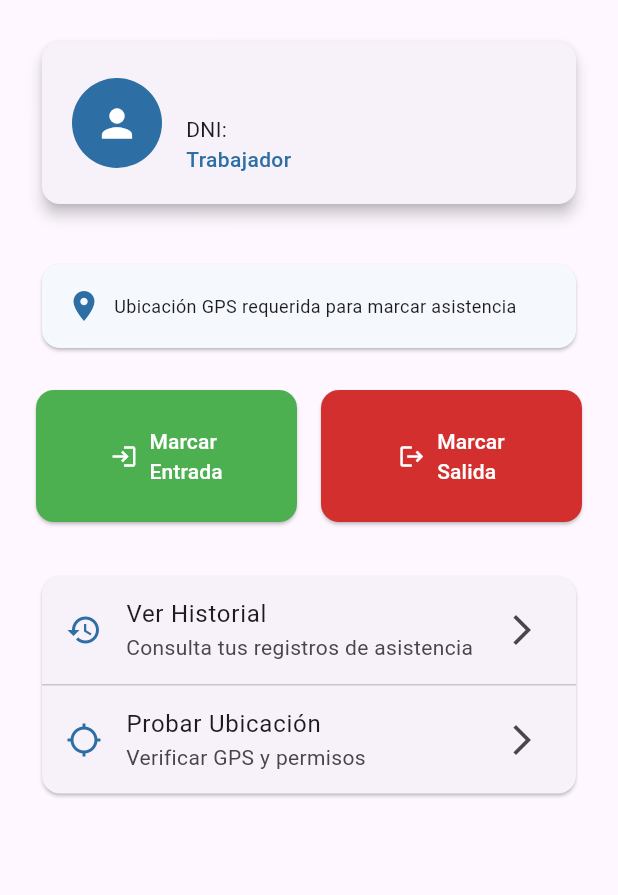
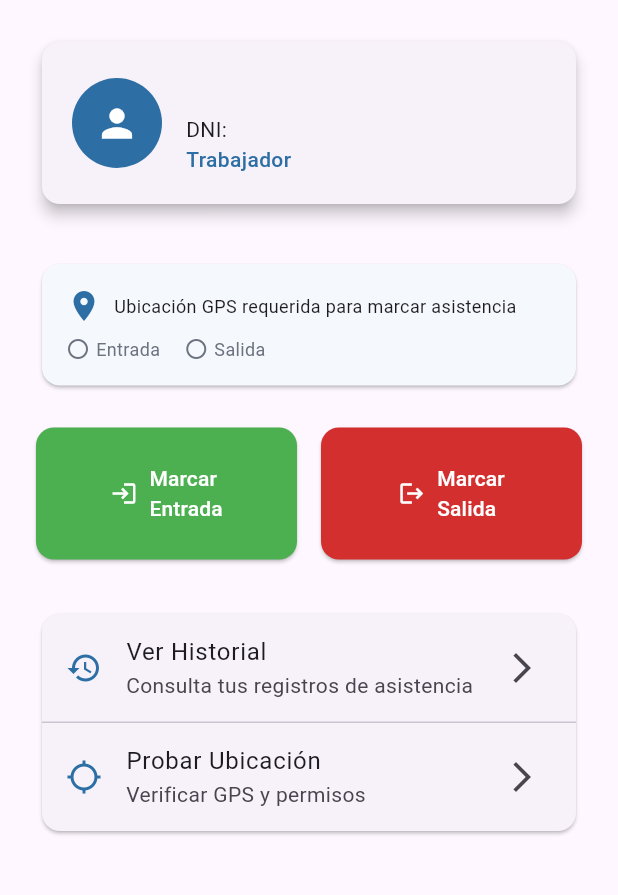
Before and after one commit to otherprogrammer/Sistema-de-asistencias-via-GPS, a Flutter app: the screen it shows once a user with an empty profile is signed in, after a tap on the "logout" icon, on a phone screen of 412 x 824 dp, the part 84-979 px from its top. Run offline on Flutter 3.47's test engine with Material 3 defaults, Android fonts, the phone set to English and light mode, and no system bars; our stand-ins replace cloud_firestore, firebase_auth, firebase_core, geolocator, shared_preferences; accounts and stored records are empty.

Commit message:
Reestricciones al marcar asistencia(una por día y primero marcar entrada que salida

```diff
--- a/lib/screens/worker/worker_home_screen.dart
+++ b/lib/screens/worker/worker_home_screen.dart
@@ -18,6 +18,44 @@ class _WorkerHomeScreenState extends State<WorkerHomeScreen> {
   final LocationService _locationService = LocationService();
   final AttendanceService _attendanceService = AttendanceService();
   bool _isProcessingLocation = false;
+  bool _hasCheckedInToday = false;
+  bool _hasCheckedOutToday = false;
+  bool _isLoadingStatus = true;
+
+  @override
+  void initState() {
+    super.initState();
+    _checkTodayAttendanceStatus();
+  }
+
+
+  /// Verificar estado de asistencia de hoy
+  Future<void> _checkTodayAttendanceStatus() async {
+    setState(() {
+      _isLoadingStatus = true;
+    });
+
+    try {
+      final authService = context.read<AuthService>();
+      final user = authService.currentUser;
+
+      if (user != null) {
+        bool hasCheckIn = await _attendanceService.hasCheckedInToday(user.uid);
+        bool hasCheckOut = await _attendanceService.hasCheckedOutToday(user.uid);
+
+        setState(() {
+          _hasCheckedInToday = hasCheckIn;
+          _hasCheckedOutToday = hasCheckOut;
+          _isLoadingStatus = false;
+        });
+      }
+    } catch (e) {
+      print('Error checking attendance status: $e');
+      setState(() {
+        _isLoadingStatus = false;
+      });
+    }
+  }
 
   @override
   Widget build(BuildContext context) {
@@ -92,12 +130,14 @@ class _WorkerHomeScreenState extends State<WorkerHomeScreen> {
 
                 const SizedBox(height: 32),
 
-                // Location status indicator
+                // Location status indicator con estado de asistencia
                 Card(
                   color: AppColors.background,
                   child: Padding(
                     padding: const EdgeInsets.all(16.0),
-                    child: Row(
+                    child: Column(
+                      children: [
+                        Row(
                           children: [
                             Icon(
                               Icons.location_on,
@@ -110,17 +150,23 @@ class _WorkerHomeScreenState extends State<WorkerHomeScreen> {
                             ),
                           ],
                         ),
+                        if (!_isLoadingStatus) ...[
+                          const SizedBox(height: 8),
+                          _buildAttendanceStatus(),
+                        ],
+                      ],
+                    ),
                   ),
                 ),
 
                 const SizedBox(height: 24),
 
-                // Check-in/out buttons
+                // Check-in/out buttons con validaciones
                 Row(
                   children: [
                     Expanded(
                       child: ElevatedButton.icon(
-                        onPressed: _isProcessingLocation
+                        onPressed: (_isProcessingLocation || _isLoadingStatus || _hasCheckedInToday)
                             ? null
                             : () => _handleMarkAttendance(context, 'entrada'),
                         icon: _isProcessingLocation
@@ -129,11 +175,11 @@ class _WorkerHomeScreenState extends State<WorkerHomeScreen> {
                                 height: 16,
                                 child: CircularProgressIndicator(strokeWidth: 2),
                               )
-                            : const Icon(Icons.login),
-                        label: const Text('Marcar\nEntrada'),
+                            : Icon(_hasCheckedInToday ? Icons.check : Icons.login),
+                        label: Text(_hasCheckedInToday ? 'Entrada\nRegistrada' : 'Marcar\nEntrada'),
                         style: ElevatedButton.styleFrom(
                           padding: const EdgeInsets.all(24),
-                          backgroundColor: AppColors.success,
+                          backgroundColor: _hasCheckedInToday ? Colors.grey : AppColors.success,
                           foregroundColor: Colors.white,
                           shape: RoundedRectangleBorder(
                             borderRadius: BorderRadius.circular(12),
@@ -144,7 +190,7 @@ class _WorkerHomeScreenState extends State<WorkerHomeScreen> {
                     const SizedBox(width: 16),
                     Expanded(
                       child: ElevatedButton.icon(
-                        onPressed: _isProcessingLocation
+                        onPressed: (_isProcessingLocation || _isLoadingStatus || _hasCheckedOutToday)
                             ? null
                             : () => _handleMarkAttendance(context, 'salida'),
                         icon: _isProcessingLocation
@@ -153,11 +199,11 @@ class _WorkerHomeScreenState extends State<WorkerHomeScreen> {
                                 height: 16,
                                 child: CircularProgressIndicator(strokeWidth: 2),
                               )
-                            : const Icon(Icons.logout),
-                        label: const Text('Marcar\nSalida'),
+                            : Icon(_hasCheckedOutToday ? Icons.check : Icons.logout),
+                        label: Text(_hasCheckedOutToday ? 'Salida\nRegistrada' : 'Marcar\nSalida'),
                         style: ElevatedButton.styleFrom(
                           padding: const EdgeInsets.all(24),
-                          backgroundColor: AppColors.error,
+                          backgroundColor: _hasCheckedOutToday ? Colors.grey : AppColors.error,
                           foregroundColor: Colors.white,
                           shape: RoundedRectangleBorder(
                             borderRadius: BorderRadius.circular(12),
@@ -212,6 +258,49 @@ class _WorkerHomeScreenState extends State<WorkerHomeScreen> {
     );
   }
 
+  /// Construir indicador de estado de asistencia
+  Widget _buildAttendanceStatus() {
+    if (_isLoadingStatus) {
+      return const Row(
+        mainAxisAlignment: MainAxisAlignment.center,
+        children: [
+          SizedBox(width: 12, height: 12, child: CircularProgressIndicator(strokeWidth: 1)),
+          SizedBox(width: 8),
+          Text('Verificando estado...', style: TextStyle(fontSize: 12)),
+        ],
+      );
+    }
+
+    return Row(
+      children: [
+        _buildStatusIndicator('Entrada', _hasCheckedInToday),
+        const SizedBox(width: 16),
+        _buildStatusIndicator('Salida', _hasCheckedOutToday),
+      ],
+    );
+  }
+
+  Widget _buildStatusIndicator(String label, bool isCompleted) {
+    return Row(
+      children: [
+        Icon(
+          isCompleted ? Icons.check_circle : Icons.radio_button_unchecked,
+          color: isCompleted ? AppColors.success : AppColors.textSecondary,
+          size: 16,
+        ),
+        const SizedBox(width: 4),
+        Text(
+          label,
+          style: TextStyle(
+            fontSize: 12,
+            color: isCompleted ? AppColors.success : AppColors.textSecondary,
+            fontWeight: isCompleted ? FontWeight.w500 : FontWeight.normal,
+          ),
+        ),
+      ],
+    );
+  }
+
   /// Manejar marcado de asistencia (entrada o salida)
   Future<void> _handleMarkAttendance(BuildContext context, String type) async {
     if (_isProcessingLocation) return;
@@ -222,6 +311,26 @@ class _WorkerHomeScreenState extends State<WorkerHomeScreen> {
     if (user == null || user.assignedWorksiteId == null) {
       _showErrorDialog(context, 'Usuario o obra no válidos');
       return;
+    }
+
+    // Validaciones antes de proceder
+    if (type == 'entrada' && _hasCheckedInToday) {
+      _showWarningDialog(context, 'Ya registraste tu entrada hoy',
+          'Solo puedes marcar una entrada por día. Tu entrada de hoy ya está registrada.');
+      return;
+    }
+
+    if (type == 'salida') {
+      if (!_hasCheckedInToday) {
+        _showWarningDialog(context, 'Debes marcar entrada primero',
+            'No puedes marcar salida sin haber marcado entrada primero.');
+        return;
+      }
+      if (_hasCheckedOutToday) {
+        _showWarningDialog(context, 'Ya registraste tu salida hoy',
+            'Solo puedes marcar una salida por día. Tu salida de hoy ya está registrada.');
+        return;
+      }
     }
 
     setState(() {
@@ -264,6 +373,15 @@ class _WorkerHomeScreenState extends State<WorkerHomeScreen> {
         Navigator.of(context).pop();
       }
 
+      // Actualizar estado después del registro exitoso
+      setState(() {
+        if (type == 'entrada') {
+          _hasCheckedInToday = true;
+        } else {
+          _hasCheckedOutToday = true;
+        }
+      });
+
       // Mostrar éxito
       if (context.mounted) {
         _showSuccessDialog(context, type, attendanceId);
@@ -284,6 +402,29 @@ class _WorkerHomeScreenState extends State<WorkerHomeScreen> {
         _isProcessingLocation = false;
       });
     }
+  }
+
+  /// Mostrar dialog de advertencia
+  void _showWarningDialog(BuildContext context, String title, String message) {
+    showDialog(
+      context: context,
+      builder: (context) => AlertDialog(
+        title: Row(
+          children: [
+            Icon(Icons.warning, color: AppColors.warning),
+            const SizedBox(width: 8),
+            Text(title),
+          ],
+        ),
+        content: Text(message),
+        actions: [
+          TextButton(
+            onPressed: () => Navigator.of(context).pop(),
+            child: const Text('Entendido'),
+          ),
+        ],
+      ),
+    );
   }
 
   /// Mostrar dialog de éxito
@@ -423,7 +564,8 @@ class _WorkerHomeScreenState extends State<WorkerHomeScreen> {
       }
     }
   }
-  // Mostrar resultado de prueba de ubicación
+
+  /// Mostrar resultado de prueba de ubicación
   void _showLocationResult(BuildContext context, String type, Position position) {
     showDialog(
       context: context,
```
Lines whose indentation alone changed are shown as unchanged.
